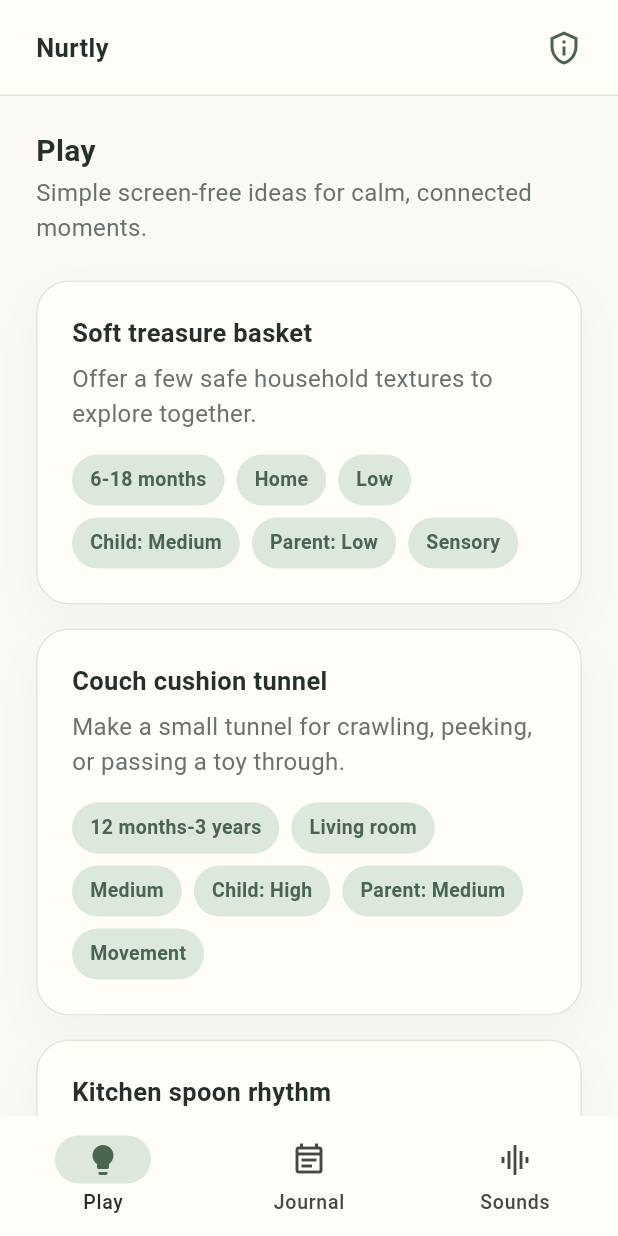
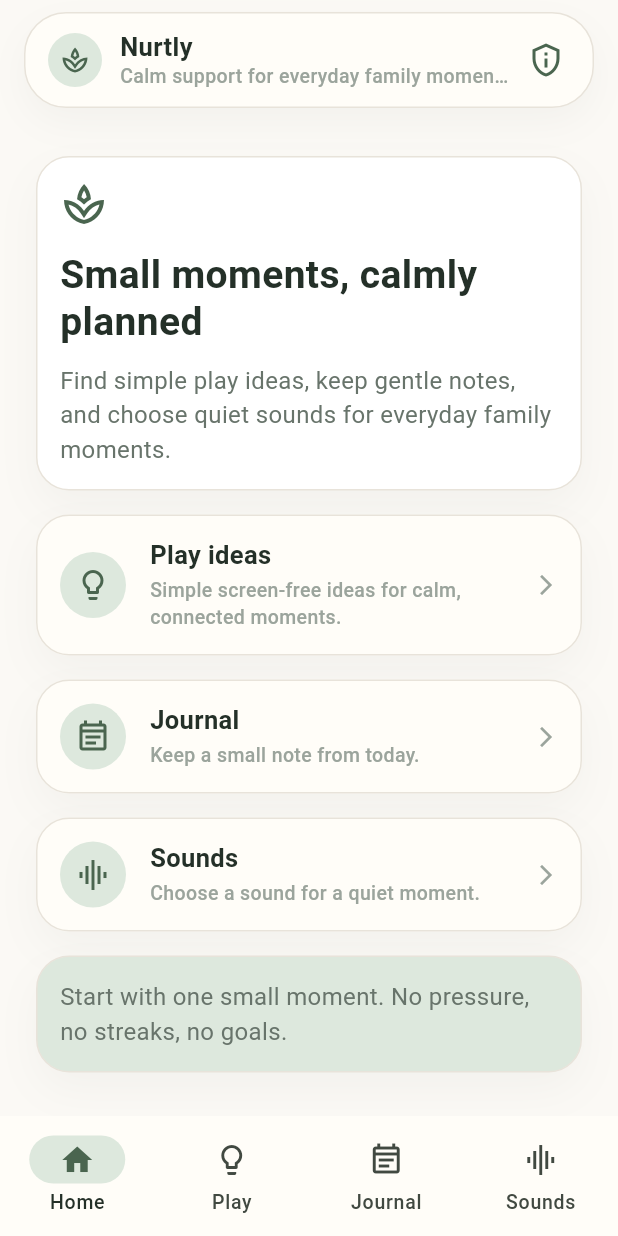
Before and after one commit to lukexd09/nurtly-app, a Flutter app: the screen it shows after launch, on a phone screen of 412 x 824 dp. Run offline on Flutter 3.47's test engine with Material 3 defaults, Android fonts, the phone set to English and light mode, and no system bars.

Commit message:
Add Home screen and polish app shell

```diff
--- a/app/lib/core/navigation/app_shell.dart
+++ b/app/lib/core/navigation/app_shell.dart
@@ -1,11 +1,13 @@
 import 'package:flutter/material.dart';
 
 import '../../app_config.dart';
+import '../../features/home/home_screen.dart';
 import '../../features/journal/journal_screen.dart';
 import '../../features/play/play_screen.dart';
 import '../../features/privacy/privacy_data_screen.dart';
 import '../../features/sounds/sounds_screen.dart';
 import '../theme/app_colors.dart';
+import '../theme/app_radii.dart';
 import '../theme/app_spacing.dart';
 import '../theme/app_text_styles.dart';
 import 'app_tab.dart';
@@ -20,22 +22,27 @@ class AppShell extends StatefulWidget {
 class _AppShellState extends State<AppShell> {
   var _currentIndex = 0;
 
-  static const _screens = [
-    PlayScreen(),
-    JournalScreen(),
-    SoundsScreen(),
-  ];
+  void _selectTab(AppTab tab) {
+    setState(() => _currentIndex = AppTab.values.indexOf(tab));
+  }
 
   @override
   Widget build(BuildContext context) {
+    final screens = [
+      HomeScreen(onSelectTab: _selectTab),
+      const PlayScreen(),
+      const JournalScreen(),
+      const SoundsScreen(),
+    ];
+
     return Scaffold(
       body: Column(
         children: [
-          const _ShellTopBar(),
+          _ShellTopBar(currentTab: AppTab.values[_currentIndex]),
           Expanded(
             child: IndexedStack(
               index: _currentIndex,
-              children: _screens,
+              children: screens,
             ),
           ),
         ],
@@ -64,33 +71,74 @@ class _AppShellState extends State<AppShell> {
 }
 
 class _ShellTopBar extends StatelessWidget {
-  const _ShellTopBar();
+  const _ShellTopBar({required this.currentTab});
+
+  final AppTab currentTab;
 
   @override
   Widget build(BuildContext context) {
     return SafeArea(
       bottom: false,
+      child: Padding(
+        padding: const EdgeInsets.fromLTRB(
+          AppSpacing.md,
+          AppSpacing.xs,
+          AppSpacing.md,
+          AppSpacing.xs,
+        ),
         child: DecoratedBox(
-        decoration: const BoxDecoration(
+          decoration: BoxDecoration(
             color: AppColors.surface,
-          border: Border(
-            bottom: BorderSide(color: AppColors.borderSoft),
+            borderRadius: AppRadii.panelRadius,
+            border: Border.all(color: AppColors.borderSoft),
+            boxShadow: [
+              BoxShadow(
+                color: AppColors.textPrimary.withAlpha(10),
+                blurRadius: 20,
+                offset: const Offset(0, 10),
               ),
+            ],
           ),
           child: Padding(
             padding: const EdgeInsets.fromLTRB(
-            AppSpacing.lg,
+              AppSpacing.md,
               AppSpacing.xs,
-            AppSpacing.sm,
+              AppSpacing.xs,
               AppSpacing.xs,
             ),
             child: Row(
               children: [
+                Container(
+                  width: 36,
+                  height: 36,
+                  decoration: const BoxDecoration(
+                    color: AppColors.primarySoft,
+                    shape: BoxShape.circle,
+                  ),
+                  child: const Icon(
+                    Icons.spa_outlined,
+                    color: AppColors.primary,
+                    size: 20,
+                  ),
+                ),
+                const SizedBox(width: AppSpacing.sm),
+                Expanded(
+                  child: Column(
+                    crossAxisAlignment: CrossAxisAlignment.start,
+                    mainAxisSize: MainAxisSize.min,
+                    children: [
+                      Text(appName, style: AppTextStyles.cardTitle),
                       Text(
-                appName,
-                style: AppTextStyles.cardTitle,
+                        currentTab == AppTab.home
+                            ? 'Calm support for everyday family moments'
+                            : currentTab.label,
+                        maxLines: 1,
+                        overflow: TextOverflow.ellipsis,
+                        style: AppTextStyles.caption,
                       ),
-              const Spacer(),
+                    ],
+                  ),
+                ),
                 IconButton(
                   tooltip: 'Privacy & Data',
                   color: AppColors.primary,
@@ -107,6 +155,7 @@ class _ShellTopBar extends StatelessWidget {
             ),
           ),
         ),
+      ),
     );
   }
 }
--- a/app/lib/core/navigation/app_tab.dart
+++ b/app/lib/core/navigation/app_tab.dart
@@ -1,6 +1,11 @@
 import 'package:flutter/material.dart';
 
 enum AppTab {
+  home(
+    label: 'Home',
+    icon: Icons.home_outlined,
+    selectedIcon: Icons.home,
+  ),
   play(
     label: 'Play',
     icon: Icons.lightbulb_outline,
--- a/app/lib/core/widgets/tappable_nurtly_card.dart
+++ b/app/lib/core/widgets/tappable_nurtly_card.dart
@@ -10,11 +10,13 @@ class TappableNurtlyCard extends StatelessWidget {
     required this.onTap,
     required this.child,
     super.key,
+    this.padding = const EdgeInsets.all(AppSpacing.lg),
   });
 
   final String semanticLabel;
   final VoidCallback onTap;
   final Widget child;
+  final EdgeInsetsGeometry padding;
 
   @override
   Widget build(BuildContext context) {
@@ -42,7 +44,7 @@ class TappableNurtlyCard extends StatelessWidget {
             borderRadius: AppRadii.cardRadius,
             onTap: onTap,
             child: Padding(
-              padding: const EdgeInsets.all(AppSpacing.lg),
+              padding: padding,
               child: child,
             ),
           ),
--- /dev/null
+++ b/app/lib/features/home/home_screen.dart
@@ -0,0 +1,144 @@
+import 'package:flutter/material.dart';
+
+import '../../core/navigation/app_tab.dart';
+import '../../core/theme/app_colors.dart';
+import '../../core/theme/app_spacing.dart';
+import '../../core/theme/app_text_styles.dart';
+import '../../core/widgets/nurtly_card.dart';
+import '../../core/widgets/tappable_nurtly_card.dart';
+
+class HomeScreen extends StatelessWidget {
+  const HomeScreen({
+    required this.onSelectTab,
+    super.key,
+  });
+
+  final ValueChanged<AppTab> onSelectTab;
+
+  @override
+  Widget build(BuildContext context) {
+    return SafeArea(
+      child: ListView(
+        padding: const EdgeInsets.all(AppSpacing.lg),
+        children: [
+          const _HomeHero(),
+          const SizedBox(height: AppSpacing.md),
+          _HomeQuickLink(
+            title: 'Play ideas',
+            subtitle: 'Simple screen-free ideas for calm, connected moments.',
+            icon: Icons.lightbulb_outline,
+            onTap: () => onSelectTab(AppTab.play),
+          ),
+          const SizedBox(height: AppSpacing.md),
+          _HomeQuickLink(
+            title: 'Journal',
+            subtitle: 'Keep a small note from today.',
+            icon: Icons.event_note_outlined,
+            onTap: () => onSelectTab(AppTab.journal),
+          ),
+          const SizedBox(height: AppSpacing.md),
+          _HomeQuickLink(
+            title: 'Sounds',
+            subtitle: 'Choose a sound for a quiet moment.',
+            icon: Icons.graphic_eq,
+            onTap: () => onSelectTab(AppTab.sounds),
+          ),
+          const SizedBox(height: AppSpacing.md),
+          const NurtlyCard(
+            padding: EdgeInsets.all(AppSpacing.md),
+            backgroundColor: AppColors.primarySoft,
+            child: Text(
+              'Start with one small moment. No pressure, no streaks, no goals.',
+              style: AppTextStyles.body,
+            ),
+          ),
+        ],
+      ),
+    );
+  }
+}
+
+class _HomeHero extends StatelessWidget {
+  const _HomeHero();
+
+  @override
+  Widget build(BuildContext context) {
+    return const NurtlyCard(
+      padding: EdgeInsets.all(AppSpacing.md),
+      backgroundColor: AppColors.surfaceBright,
+      child: Column(
+        crossAxisAlignment: CrossAxisAlignment.start,
+        children: [
+          Icon(
+            Icons.spa_outlined,
+            color: AppColors.primary,
+            size: 32,
+          ),
+          SizedBox(height: AppSpacing.md),
+          Text(
+            'Small moments, calmly planned',
+            style: AppTextStyles.screenTitle,
+          ),
+          SizedBox(height: AppSpacing.sm),
+          Text(
+            'Find simple play ideas, keep gentle notes, and choose quiet sounds for everyday family moments.',
+            style: AppTextStyles.body,
+          ),
+        ],
+      ),
+    );
+  }
+}
+
+class _HomeQuickLink extends StatelessWidget {
+  const _HomeQuickLink({
+    required this.title,
+    required this.subtitle,
+    required this.icon,
+    required this.onTap,
+  });
+
+  final String title;
+  final String subtitle;
+  final IconData icon;
+  final VoidCallback onTap;
+
+  @override
+  Widget build(BuildContext context) {
+    return TappableNurtlyCard(
+      semanticLabel: 'Open $title',
+      onTap: onTap,
+      padding: const EdgeInsets.all(AppSpacing.md),
+      child: Row(
+        children: [
+          Container(
+            width: 44,
+            height: 44,
+            decoration: const BoxDecoration(
+              color: AppColors.primarySoft,
+              shape: BoxShape.circle,
+            ),
+            child: Icon(icon, color: AppColors.primary),
+          ),
+          const SizedBox(width: AppSpacing.md),
+          Expanded(
+            child: Column(
+              crossAxisAlignment: CrossAxisAlignment.start,
+              children: [
+                Text(title, style: AppTextStyles.cardTitle),
+                const SizedBox(height: AppSpacing.xxs),
+                Text(subtitle, style: AppTextStyles.caption),
+              ],
+            ),
+          ),
+          const SizedBox(width: AppSpacing.sm),
+          const Icon(
+            Icons.arrow_forward_ios,
+            color: AppColors.textMuted,
+            size: 16,
+          ),
+        ],
+      ),
+    );
+  }
+}
```
Also changed, not shown: 1 other file. Lines whose indentation alone changed are shown as unchanged.
